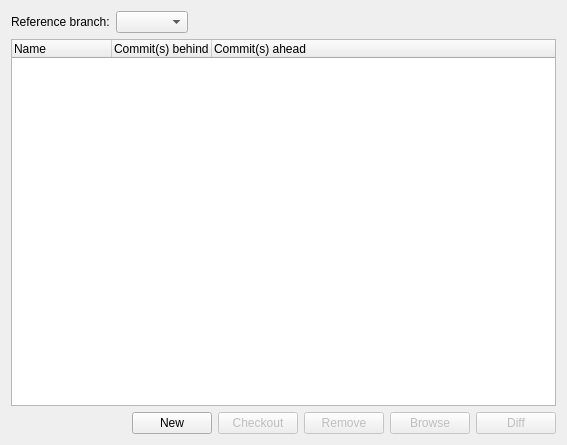
Above: src/widgets/branchesstatuswidget.ui from HamedMasafi/GitKlient before the change. Below: the same form after it.
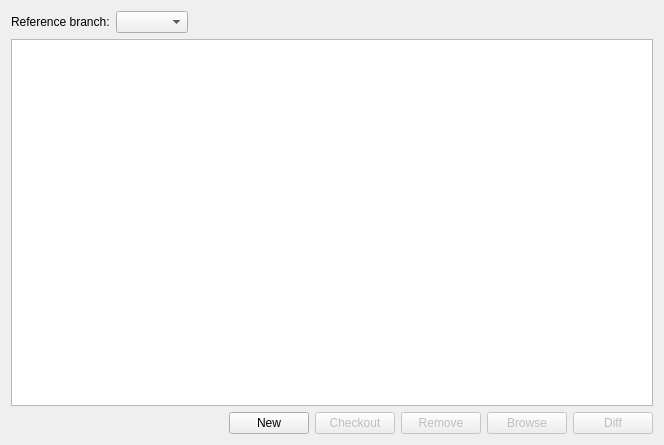
That is the form after the change. Icons and pictures are not drawn. Custom widgets are drawn as their Qt base class.

The edit to the form file:
```diff
--- a/src/widgets/branchesstatuswidget.ui
+++ b/src/widgets/branchesstatuswidget.ui
@@ -6,7 +6,7 @@
    <rect>
     <x>0</x>
     <y>0</y>
-    <width>567</width>
+    <width>664</width>
     <height>445</height>
    </rect>
   </property>
@@ -46,28 +46,10 @@
     </layout>
    </item>
    <item>
-    <widget class="QTreeWidget" name="treeWidgetBranches">
-     <property name="enabled">
-      <bool>true</bool>
-     </property>
+    <widget class="QTreeView" name="treeView">
      <property name="contextMenuPolicy">
       <enum>Qt::CustomContextMenu</enum>
      </property>
-     <column>
-      <property name="text">
-       <string>Name</string>
-      </property>
-     </column>
-     <column>
-      <property name="text">
-       <string>Commit(s) behind</string>
-      </property>
-     </column>
-     <column>
-      <property name="text">
-       <string>Commit(s) ahead</string>
-      </property>
-     </column>
     </widget>
    </item>
    <item>
@@ -143,6 +125,13 @@
    </item>
   </layout>
  </widget>
+ <customwidgets>
+  <customwidget>
+   <class>PushButton</class>
+   <extends>QPushButton</extends>
+   <header>core/pushbutton.h</header>
+  </customwidget>
+ </customwidgets>
  <tabstops>
   <tabstop>comboBoxReferenceBranch</tabstop>
   <tabstop>treeWidgetBranches</tabstop>
```
Left out of the diff: 11 changed lines with no effect on the pictures.
